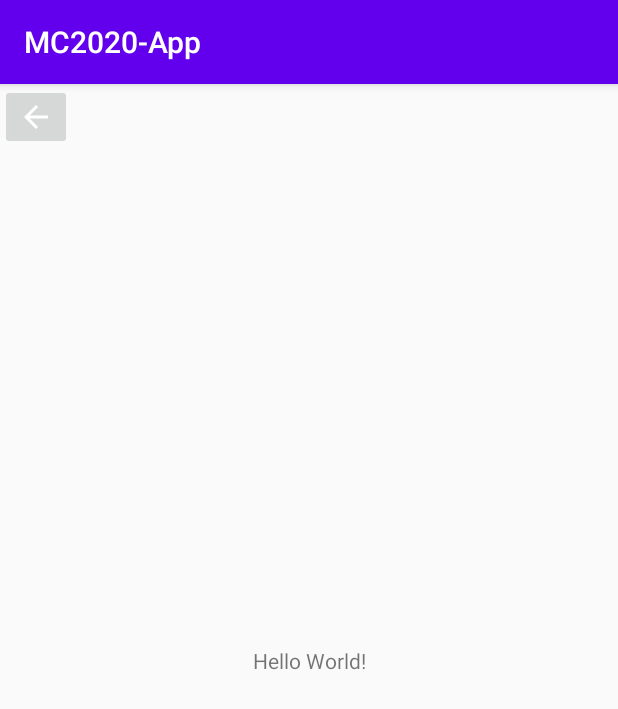
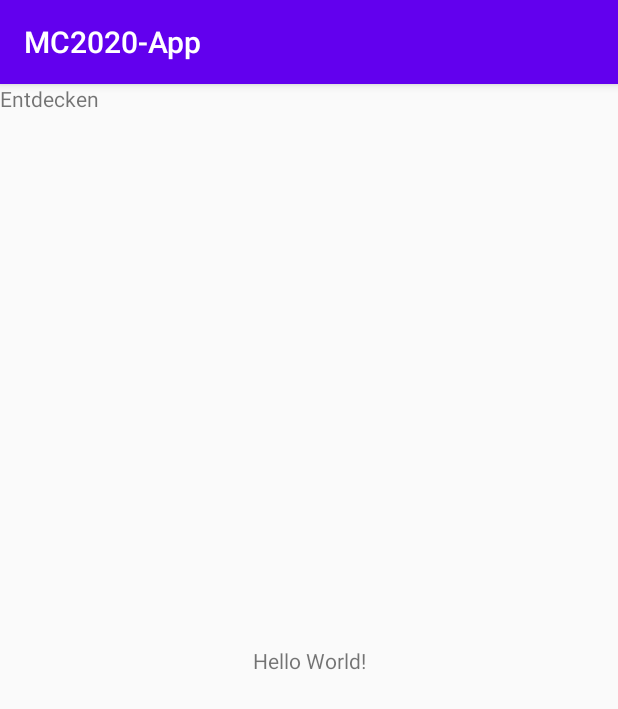
Before and after one commit to auberged/mc2020, an Android app: the screen it shows after launch (MainActivity), on a phone screen of 412 x 824 dp. Shown: the top 709 px of the screen. Run offline under Robolectric (Android 15) with nearby library versions, the phone set to English and light mode, and no system bars; 2 statements that could not run were skipped.

Commit message:
updated constraint layout dependecy

```diff
--- a/MC2020App/app/build.gradle
+++ b/MC2020App/app/build.gradle
@@ -27,7 +27,7 @@ dependencies {
     implementation fileTree(dir: 'libs', include: ['*.jar'])
 
     implementation 'androidx.appcompat:appcompat:1.1.0'
-    implementation 'androidx.constraintlayout:constraintlayout:1.1.3'
+    implementation "androidx.constraintlayout:constraintlayout:2.0.0-beta6"
     implementation 'androidx.preference:preference:1.1.0'
     testImplementation 'junit:junit:4.12'
     androidTestImplementation 'androidx.test.ext:junit:1.1.1'
--- a/MC2020App/app/src/main/res/layout/activity_main.xml
+++ b/MC2020App/app/src/main/res/layout/activity_main.xml
@@ -6,13 +6,11 @@
     android:layout_height="match_parent"
     tools:context=".ui.main.MainActivity">
 
-    <!-- Just some random image pic for testing -->
-    <ImageButton android:id="@+id/id_preference_button"
+    <TextView
         android:layout_width="wrap_content"
         android:layout_height="wrap_content"
-        app:layout_constraintTop_toTopOf="parent"
-        app:layout_constraintLeft_toLeftOf="parent"
-        android:src="@drawable/abc_vector_test"/>
+        android:text="@string/explore"/>
+
 
     <TextView
         android:layout_width="wrap_content"
--- a/MC2020App/app/src/main/res/values/strings.xml
+++ b/MC2020App/app/src/main/res/values/strings.xml
@@ -34,4 +34,5 @@
     <!-- Value in SharedPreferences for the dialog in genre preference  -->
     <string name="selectPreferredGenre">Gewünschte Genre auswählen</string>
     <string name="genreCountSelectedMessage">Genre ausgewählt</string>
+    <string name="explore">Entdecken</string>
 </resources>
```
